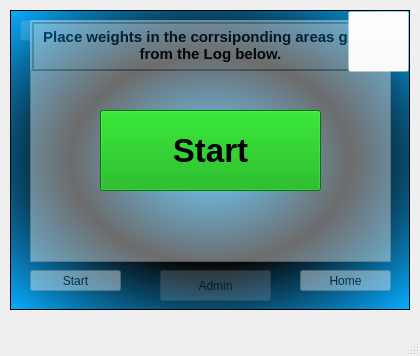
Althelrus/calibrationTool_pycharm, file UI/main_gui.ui: the form before one commit.
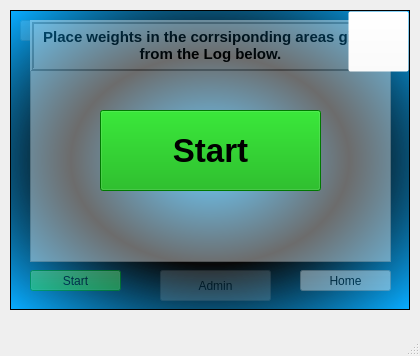
The form after the commit. Icons and pictures are not drawn.

Commit message: Updated color on recalibration.

What changed in the file:
```diff
--- a/UI/main_gui.ui
+++ b/UI/main_gui.ui
@@ -220,7 +220,7 @@
       </rect>
      </property>
      <property name="styleSheet">
-      <string notr="true">background-color: rgb(255, 255, 255);</string>
+      <string notr="true">background-color: rgb(0, 255, 0);</string>
      </property>
      <property name="text">
       <string>Start</string>
```
Left out of the diff: 7 changed lines with no effect on the pictures.
